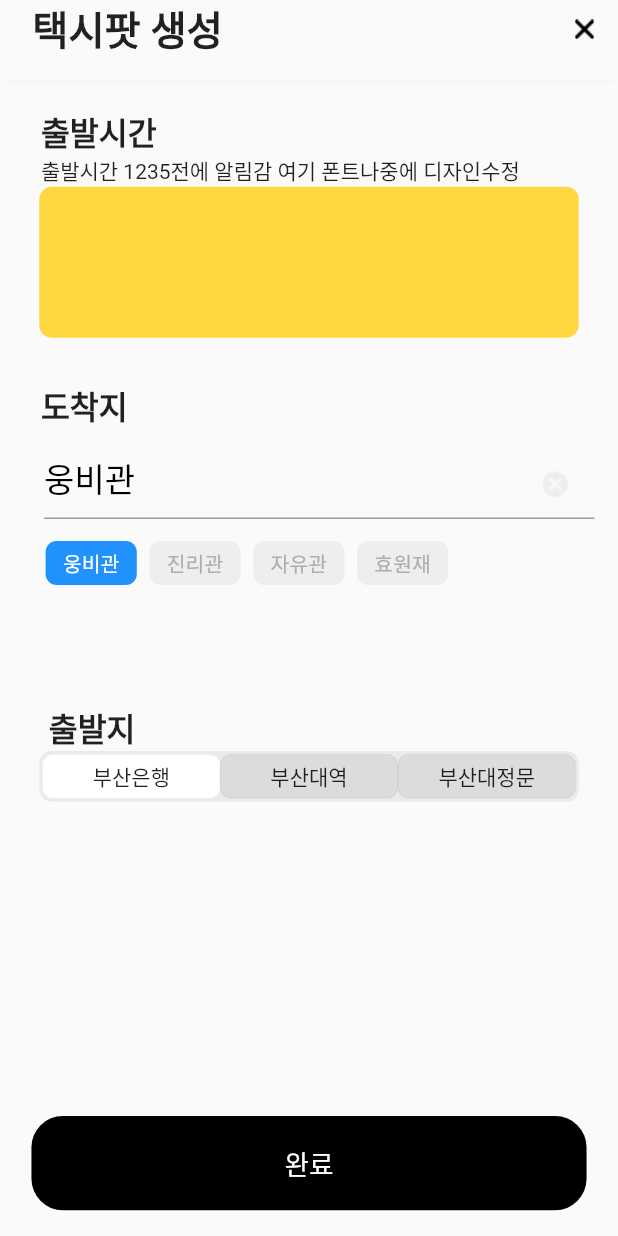
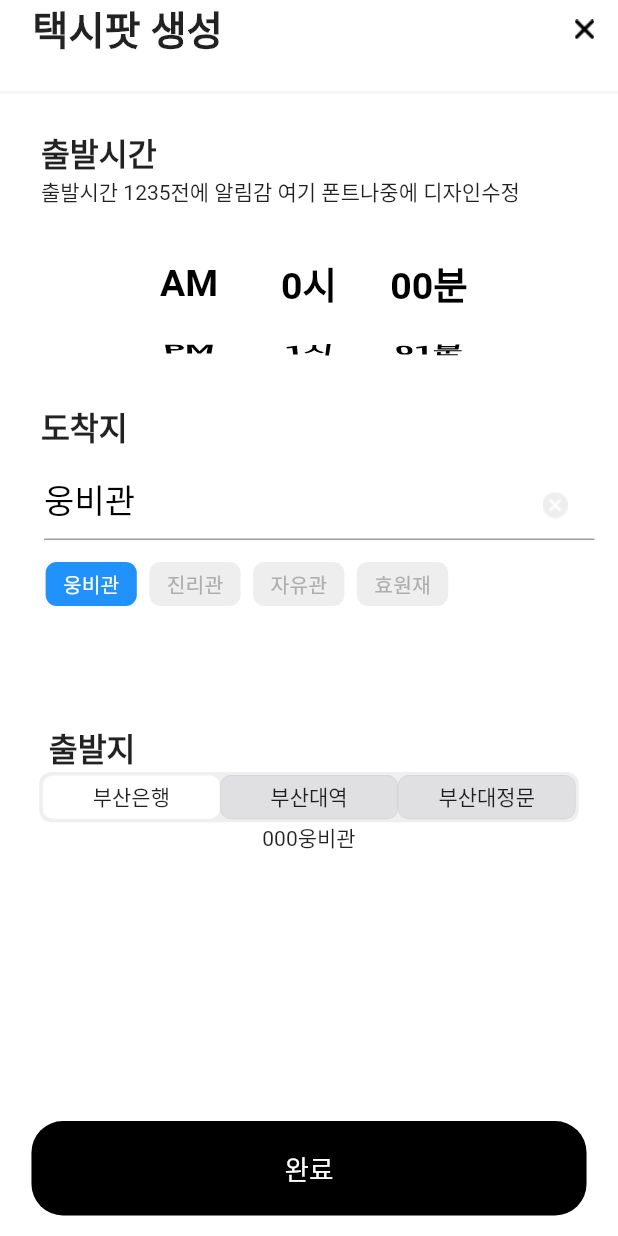
Before and after one commit to PNU-Cinderella/front, a Flutter app: the CreateGroup screen opened directly, after a tap on "웅비관", on a phone screen of 412 x 824 dp. Run offline on Flutter 3.47's test engine with Material 2 defaults, Android fonts, the light colour scheme and no system bars; Roboto replaces fonts that are missing (Apple SD Gothic Neo, Pretendard).

Commit message:
CreateGroup and erase file

```diff
--- a/lib/jjh/TaxiList/CreateGroup.dart
+++ b/lib/jjh/TaxiList/CreateGroup.dart
@@ -1,5 +1,7 @@
 import 'dart:convert';
-
+import 'am_pm.dart';
+import 'hours.dart';
+import 'minutes.dart';
 import 'package:flutter/cupertino.dart';
 import 'package:flutter/material.dart';
 import 'package:flutter/services.dart';
@@ -19,6 +21,9 @@ class CreateGroup extends StatefulWidget {
 }
 
 class _CreateGroupState extends State<CreateGroup> {
+  int AM_PM = 0;
+  int CurrentHour = 0;
+  int CurrentMinute = 0;
   List<String> time_hour = [
     '00:00',
     '01:00',
@@ -180,6 +185,16 @@ class _CreateGroupState extends State<CreateGroup> {
     });
   }
 
+  // late FixedExtentScrollController _controller;
+
+  // @override
+  // void initState() {
+  //   // TODO: implement initState
+  //   super.initState();
+
+  //   _controller = FixedExtentScrollController();
+  // }
+
   // String timeString;
   @override
   Widget build(BuildContext context) {
@@ -194,6 +209,7 @@ class _CreateGroupState extends State<CreateGroup> {
         body: Container(
           width: MediaQuery.of(context).size.width,
           height: MediaQuery.of(context).size.height,
+          decoration: BoxDecoration(color: Colors.white),
           // color: Color(0xffF5F5F5),
           child: Padding(
             padding: EdgeInsets.only(top: statusBarHeight),
@@ -234,22 +250,22 @@ class _CreateGroupState extends State<CreateGroup> {
                 SizedBox(
                   height: 14 * PX,
                 ),
-                // Container(
+                Container(
+                    width: MediaQuery.of(context).size.width,
+                    child: Divider(color: Color(0xffF7F7F7), thickness: 2.0)),
+                // Padding(
+                //   padding: EdgeInsets.symmetric(horizontal: 2 * PX),
+                //   child: Container(
+                //     // color: const Color(0xFFF7F7F7).withOpacity(1),
+                //     decoration: BoxDecoration(
+                //       color: Color.fromRGBO(247, 247, 247, 1),
+                //     ),
+                //     // color: Color(0xffF7F7F7),
+                //     // color: Colors.black,
+                //     height: 2 * PX,
                 //     width: MediaQuery.of(context).size.width,
-                //     child: Divider(color: Color(0xffF7F7F7), thickness: 2.0)),
-                Padding(
-                  padding: EdgeInsets.symmetric(horizontal: 2 * PX),
-                  child: Container(
-                    // color: const Color(0xFFF7F7F7).withOpacity(1),
-                    decoration: BoxDecoration(
-                      color: Color.fromRGBO(247, 247, 247, 1),
-                    ),
-                    // color: Color(0xffF7F7F7),
-                    // color: Colors.black,
-                    height: 2 * PX,
-                    width: MediaQuery.of(context).size.width,
-                  ),
-                ),
+                //   ),
+                // ),
                 SizedBox(
                   height: 16 * PX,
                 ),
@@ -272,34 +288,114 @@ class _CreateGroupState extends State<CreateGroup> {
                     ),
                   ),
                 ),
+                Stack(
+                  children: [
+                    Container(
+                      width: 343 * PX,
+                      height: 96 * PX,
+                      decoration: BoxDecoration(
+                          borderRadius: BorderRadius.circular(12),
+                          color: Colors.white),
+                      child: Row(
+                        mainAxisAlignment: MainAxisAlignment.center,
+                        children: [
+                          // am or pm
+                          Container(
+                            width: 70,
+                            child: ListWheelScrollView.useDelegate(
+                              onSelectedItemChanged: (value) {
+                                setState(() {
+                                  AM_PM = value;
+                                });
+                              },
+                              itemExtent: 50,
+                              perspective: 0.005,
+                              diameterRatio: 1.2,
+                              physics: FixedExtentScrollPhysics(),
+                              childDelegate: ListWheelChildBuilderDelegate(
+                                childCount: 2,
+                                builder: (context, index) {
+                                  if (index == 0) {
+                                    return AmPm(
+                                      isItAm: true,
+                                    );
+                                  } else {
+                                    return AmPm(
+                                      isItAm: false,
+                                    );
+                                  }
+                                },
+                              ),
+                            ),
+                          ),
+                          SizedBox(
+                            width: 10,
+                          ),
+                          // hours wheel
+                          Container(
+                            width: 70,
+                            child: ListWheelScrollView.useDelegate(
+                              onSelectedItemChanged: (value) {
+                                setState(
+                                  () {
+                                    CurrentHour = value;
+                                  },
+                                );
+                              },
+                              // controller: _controller,
+                              itemExtent: 50,
+                              perspective: 0.005,
+                              diameterRatio: 1.2,
+                              physics: FixedExtentScrollPhysics(),
+                              childDelegate: ListWheelChildBuilderDelegate(
+                                childCount: 13,
+                                builder: (context, index) {
+                                  return MyHours(
+                                    hours: index,
+                                  );
+                                },
+                              ),
+                            ),
+                          ),
+                          SizedBox(
+                            width: 10,
+                          ),
+                          // minutes wheel
+                          Container(
+                            width: 70,
+                            child: ListWheelScrollView.useDelegate(
+                              onSelectedItemChanged: (value) {
+                                setState(() {
+                                  CurrentMinute = value;
+                                });
+                              },
+                              itemExtent: 50,
+                              perspective: 0.005,
+                              diameterRatio: 1.2,
+                              physics: FixedExtentScrollPhysics(),
+                              childDelegate: ListWheelChildBuilderDelegate(
+                                childCount: 60,
+                                builder: (context, index) {
+                                  return MyMinutes(
+                                    mins: index,
+                                  );
+                                },
+                              ),
+                            ),
+                          ),
+                        ],
+                      ),
+                    ),
+                  ],
+                ),
+
                 // Container(
                 //   width: 343 * PX,
                 //   height: 96 * PX,
                 //   decoration: BoxDecoration(
-                //       borderRadius: BorderRadius.circular(12),
-                //       color: Colors.deepPurple),
-                //   // child: CupertinoPicker(
-                //   //     itemExtent: 75,
-                //   //     onSelectedItemChanged: (i) {
-                //   //       setState(() {
-                //   //         timeString = time[i];
-                //   //       });
-                //   //     },
-                //   //     children: [
-                //   //       ...time.map((e) => Text(
-                //   //             e,
-                //   //             style: theme.textTheme.bodyText1!
-                //   //                 .copyWith(color: Colors.amber, fontSize: 28),
-                //   //           ))
-                //   //     ]),
+                //       color: Colors.amberAccent,
+                //       borderRadius: BorderRadius.circular(8 * PX)),
                 // ),
-                Container(
-                  width: 343 * PX,
-                  height: 96 * PX,
-                  decoration: BoxDecoration(
-                      color: Colors.amberAccent,
-                      borderRadius: BorderRadius.circular(8 * PX)),
-                ),
                 SizedBox(
                   height: 29 * PX,
                 ),
@@ -591,8 +687,10 @@ class _CreateGroupState extends State<CreateGroup> {
                     ),
                   ),
                 ),
+                Text(
+                    "${CurrentMinute}${CurrentHour}${AM_PM}${user.start}${user.dest}"),
                 SizedBox(
-                  height: 180 * PX,
+                  height: 150 * PX,
                 ),
                 Padding(
                   padding: EdgeInsets.symmetric(vertical: 20 * PX),
--- /dev/null
+++ b/lib/jjh/TaxiList/am_pm.dart
@@ -0,0 +1,28 @@
+// ignore_for_file: prefer_const_constructors
+
+import 'package:flutter/material.dart';
+
+class AmPm extends StatelessWidget {
+  final bool isItAm;
+
+  AmPm({required this.isItAm});
+
+  @override
+  Widget build(BuildContext context) {
+    return Padding(
+      padding: const EdgeInsets.symmetric(vertical: 5.0),
+      child: Container(
+        child: Center(
+          child: Text(
+            isItAm == true ? 'AM' : 'PM',
+            style: TextStyle(
+              fontSize: 25,
+              color: Colors.black,
+              fontWeight: FontWeight.bold,
+            ),
+          ),
+        ),
+      ),
+    );
+  }
+}
--- /dev/null
+++ b/lib/jjh/TaxiList/hours.dart
@@ -0,0 +1,28 @@
+// ignore_for_file: prefer_const_constructors
+
+import 'package:flutter/material.dart';
+
+class MyHours extends StatelessWidget {
+  int hours;
+
+  MyHours({required this.hours});
+
+  @override
+  Widget build(BuildContext context) {
+    return Padding(
+      padding: const EdgeInsets.symmetric(vertical: 5.0),
+      child: Container(
+        child: Center(
+          child: Text(
+            hours.toString() + "시",
+            style: TextStyle(
+              fontSize: 25,
+              color: Colors.black,
+              fontWeight: FontWeight.bold,
+            ),
+          ),
+        ),
+      ),
+    );
+  }
+}
--- /dev/null
+++ b/lib/jjh/TaxiList/minutes.dart
@@ -0,0 +1,28 @@
+// ignore_for_file: prefer_const_constructors
+
+import 'package:flutter/material.dart';
+
+class MyMinutes extends StatelessWidget {
+  int mins;
+
+  MyMinutes({required this.mins});
+
+  @override
+  Widget build(BuildContext context) {
+    return Padding(
+      padding: const EdgeInsets.symmetric(vertical: 5.0),
+      child: Container(
+        child: Center(
+          child: Text(
+            mins < 10 ? '0' + mins.toString() + "분" : mins.toString() + "분",
+            style: TextStyle(
+              fontSize: 25,
+              color: Colors.black,
+              fontWeight: FontWeight.bold,
+            ),
+          ),
+        ),
+      ),
+    );
+  }
+}
--- a/lib/main.dart
+++ b/lib/main.dart
@@ -21,7 +21,7 @@ void main() {
       title: "project_cinderella_test3",
       // theme: ThemeData(fontFamily: 'Pretendard'),
       // themeMode: ThemeMode.system,
-      home: TaxiList(),
+      home: CreateGroup(),
     ),
   );
 }
```
